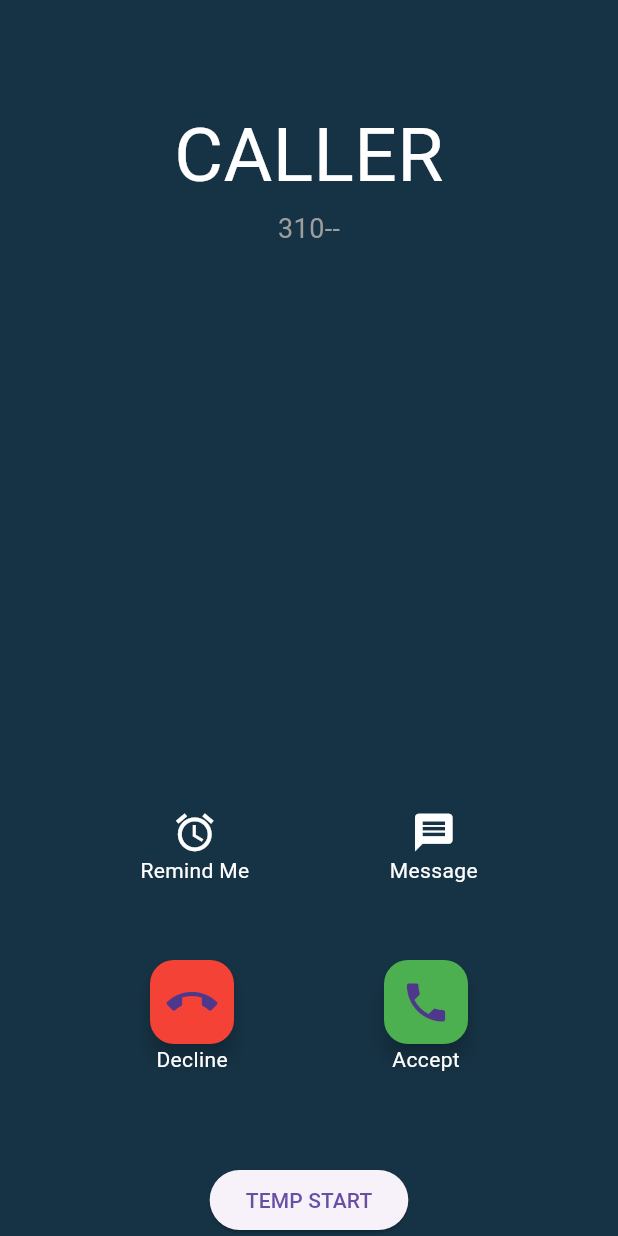
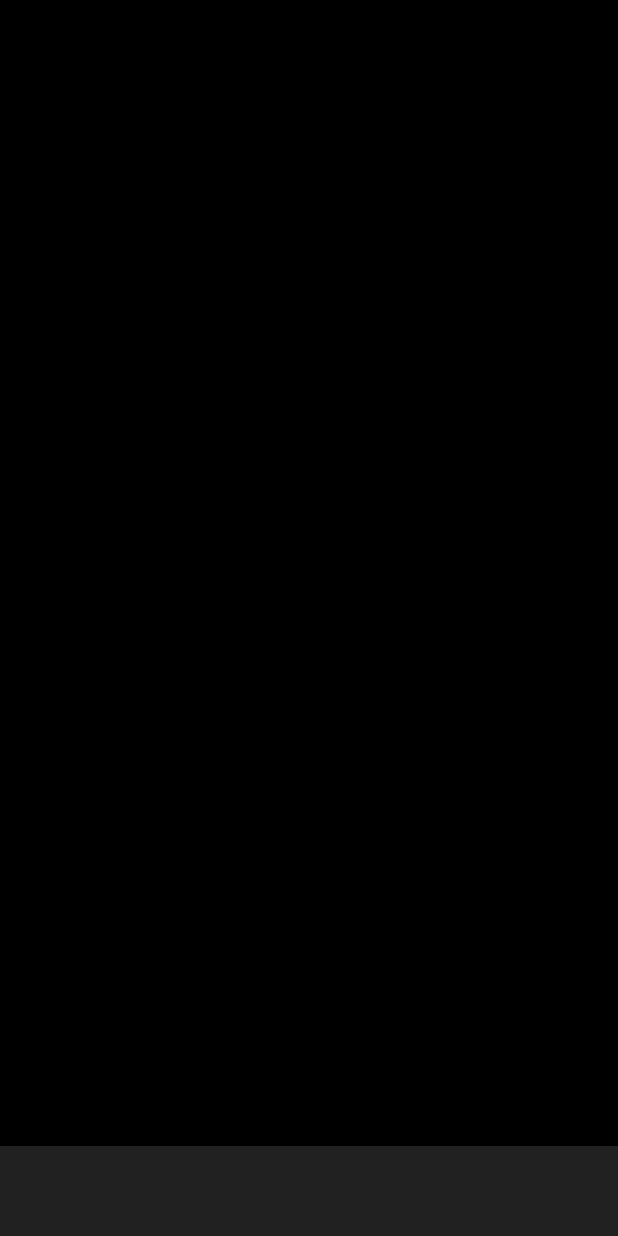
Before and after one commit to Mallang-Diary/MallangDiary-FrontEnd, a Flutter app: the screen it shows after launch, after a tap on "Go to Initial Setting Page", on a phone screen of 412 x 824 dp. Run offline on Flutter 3.47's test engine with Material 3 defaults, Android fonts, the phone set to English and light mode, and no system bars; our stand-ins replace audioplayers, smooth_page_indicator, supabase; accounts and stored records are empty.

Commit message:
[caller_screen] 완성

```diff
--- a/lib/page/caller/caller_screen.dart
+++ b/lib/page/caller/caller_screen.dart
@@ -31,11 +31,13 @@ class _CallerPage extends State<CallerPage> {
     "Bobs Big Shake of Bananas",
   ];
   bool _ringing = false;
+  bool _startScreen = true;
 
 
   @override
   void initState() {
     super.initState();
+    audioPlayer = AudioPlayer();
     SystemChrome.setPreferredOrientations([DeviceOrientation.portraitUp]);
     SystemChrome.setEnabledSystemUIMode(SystemUiMode.manual, overlays: [SystemUiOverlay.bottom]);
   }
@@ -48,6 +50,7 @@ class _CallerPage extends State<CallerPage> {
       prefix = pre.toString();
       lastFour = lf.toString();
       _caller = callerList[callerIndex];
+      _startScreen = false;
 
     });
     _ring();
@@ -57,7 +60,7 @@ class _CallerPage extends State<CallerPage> {
     // (1). 소스 코드
     _ringing = true;
     do {
-      await audioPlayer.play(AssetSource("sample_music.mp3"));
+      await audioPlayer.play(AssetSource("music/sample_music.mp3"));
       await Future.delayed(Duration(seconds: 3));
     } while(_ringing);
 
@@ -80,6 +83,14 @@ class _CallerPage extends State<CallerPage> {
     _ringing = false;
   }
 
+  void _reset() {
+    audioPlayer?.stop();
+    _ringing = false;
+    setState(() {
+      _startScreen = true;
+    });
+  }
+
   @override
   Widget build(BuildContext context) {
     return MaterialApp(
@@ -90,14 +101,14 @@ class _CallerPage extends State<CallerPage> {
         visualDensity: VisualDensity.adaptivePlatformDensity,  // 화면 밀도에 맞게 적응
       ),
       home: Scaffold(
-        backgroundColor: _backgroundColor,
+        backgroundColor: _startScreen ? Colors.black : _backgroundColor,
         body: Stack(
           children: [
             Column(
               mainAxisAlignment: MainAxisAlignment.end,
               children: <Widget>[
                 Text(
-                  "CALLER",
+                  _caller,
                   textAlign: TextAlign.center,
                   style: TextStyle(fontSize: 50),
                 ),
@@ -130,7 +141,10 @@ class _CallerPage extends State<CallerPage> {
                     Column(
                       children: [
                         GestureDetector(
+                          onTap: _stopRing,
+                          onDoubleTap: _reset,
                           child: FloatingActionButton(
+                            heroTag: "decline",
                             child: Icon(Icons.call_end, size: 34),
                             backgroundColor: Colors.red,
                             onPressed: null,
@@ -142,8 +156,8 @@ class _CallerPage extends State<CallerPage> {
                     Column(
                       children: [
                         GestureDetector(
-                          onTap: _stopRing,
                           child: FloatingActionButton(
+                            heroTag: "accept",
                             child: Icon(Icons.phone, size: 34),
                             backgroundColor: Colors.green,
                             onPressed: null,
@@ -161,6 +175,24 @@ class _CallerPage extends State<CallerPage> {
                 )
               ],
             ),
+            if (_startScreen)
+              Column(
+                children: [
+                  Expanded(
+                      flex: 2,
+                      child: Container(color: Colors.black)
+                  ),
+                  Expanded(
+                      flex: 0,
+                      child: GestureDetector(
+                        onLongPress: _start,
+                        child: Container(
+                          width: double.infinity,
+                          height: 60,
+                          color: Colors.grey[900])
+                      ),
+                  ),
+              ])
           ],
         ),
       ),
```
